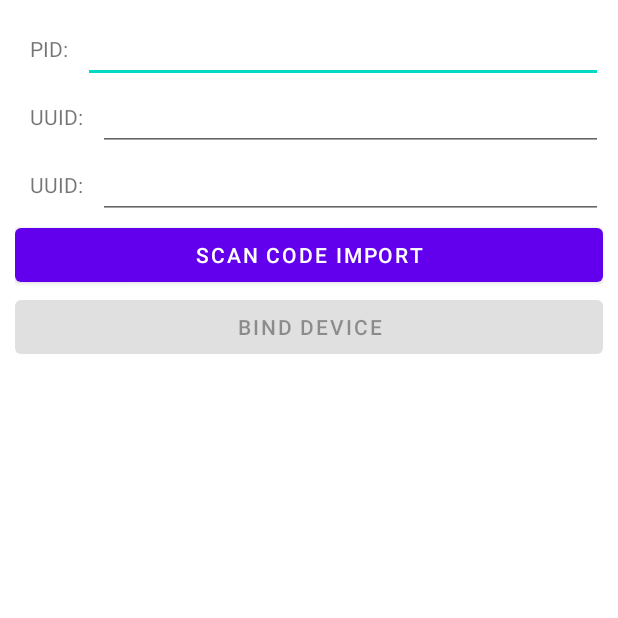
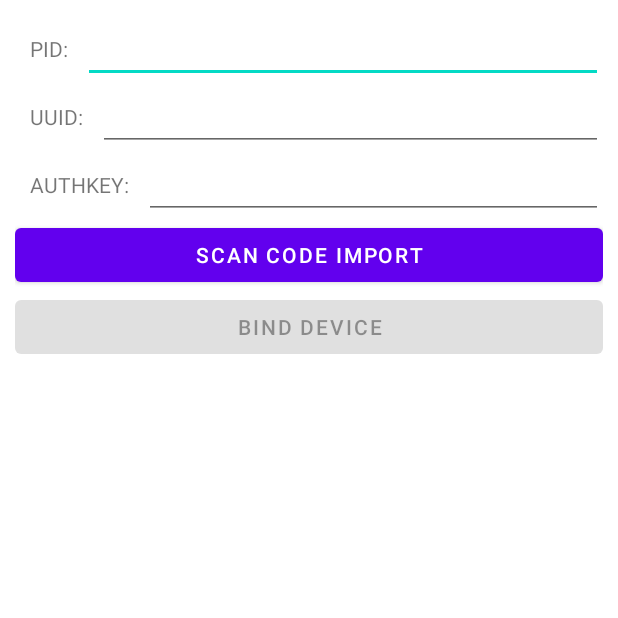
Before and after one commit to tuya/tuya-iotos-android-photo-frame-demo, an Android app: the screen it shows after launch (ConfigurationActivity), on a phone screen of 412 x 824 dp, the top half of it. Run offline under Robolectric (Android 15) with nearby library versions, the phone set to English and light mode, and no system bars; libraries missing offline, so code that uses them is left out: com.king.zxing, com.tuya.smartai; 1 statement that could not run was skipped.

Commit message:
fix: update resources

```diff
--- a/app/src/main/res/layout/activity_configuration.xml
+++ b/app/src/main/res/layout/activity_configuration.xml
@@ -58,7 +58,7 @@
             android:layout_height="wrap_content"
             android:paddingLeft="10dp"
             android:paddingEnd="10dp"
-            android:text="@string/text_uuid" />
+            android:text="@string/text_authKey" />
 
         <EditText
             android:id="@+id/edit_auth_key"
```
Also changed, not shown: 4 other files.
